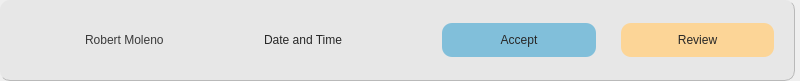
DreddVDomasian/Petmate-Desktop-Application, file Frontend/webAppointmentCard.ui: the form before one commit.
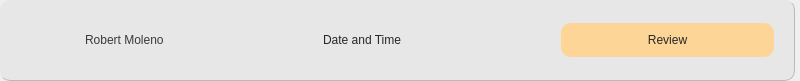
The form after the commit. Icons and pictures are not drawn.

Commit message: date format update sa web appointment

```diff
--- a/Frontend/webAppointmentCard.ui
+++ b/Frontend/webAppointmentCard.ui
@@ -117,26 +117,6 @@
         </property>
        </widget>
       </item>
-      <item>
-       <widget class="QPushButton" name="AcceptButton">
-        <property name="styleSheet">
-         <string notr="true">QPushButton{
-	font: 57 14pt &quot;Montserrat Medium&quot;;
-	color:rgb(39, 39, 39);
-	background-color: #81BFDA;
-	border-radius: 10px;
-	padding:10px 20px 10px 20px;
-}
-QPushButton:hover{
-	background-color: rgb(117, 173, 197);
-	border-radius: 10px;
-}</string>
-        </property>
-        <property name="text">
-         <string>Accept</string>
-        </property>
-       </widget>
-      </item>
       <item>
        <widget class="QPushButton" name="ReviewButton">
         <property name="styleSheet">
```
The commit also changes 2 other files.
